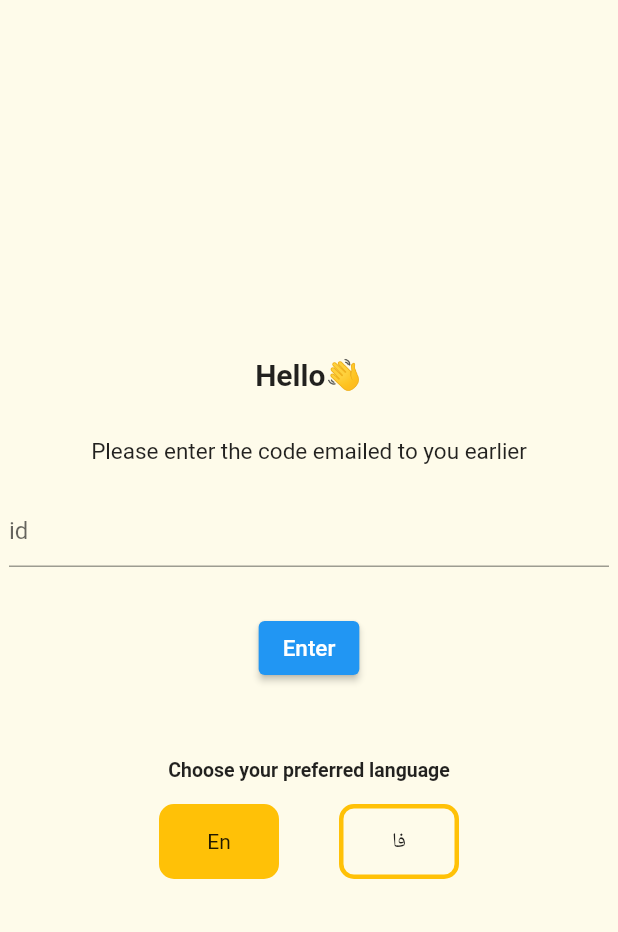
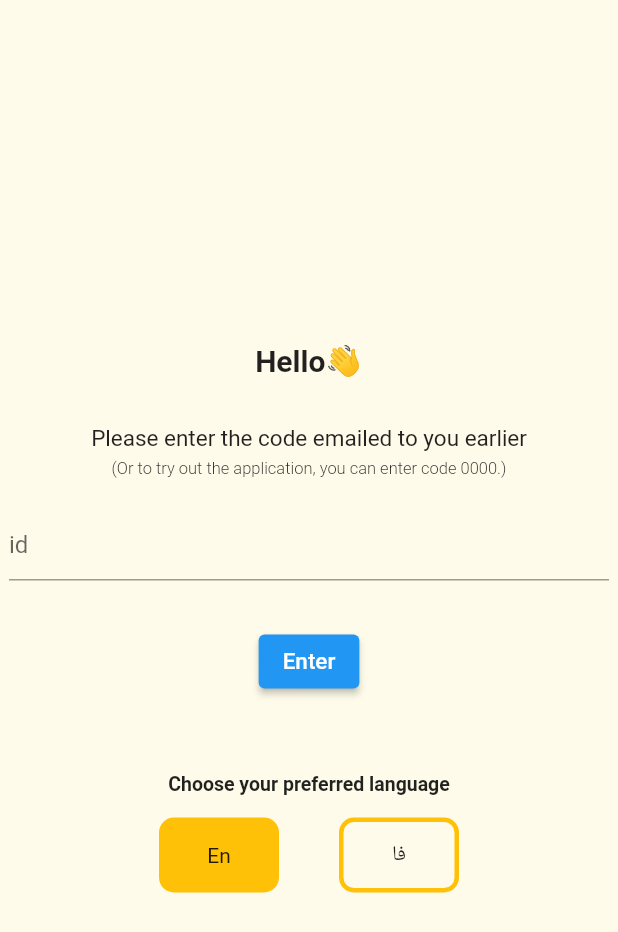
Before and after one commit to theablemo/learnprogrammingwithgpt-frontend, a Flutter app: the screen it shows after launch, on a phone screen of 412 x 824 dp. Shown: the top 932 px of the screen. Run offline on Flutter 3.47's test engine with Material 2 defaults, Android fonts, the phone set to English and light mode, and no system bars; our stand-ins replace flutter_form_builder, flutter_highlight, flutter_spinkit, get, page_transition; missing offline and left inert: clipboard.

```diff
--- a/lib/pages/homepage.dart
+++ b/lib/pages/homepage.dart
@@ -62,11 +62,21 @@ class _HomePageState extends State<HomePage> {
         ),
         Text(
           'enter_code'.tr,
-          style: TextStyle(
+          style: const TextStyle(
             fontSize: 15,
           ),
         ),
-        SizedBox(
+        const SizedBox(
+          height: 5,
+        ),
+        Text(
+          'example_id'.tr,
+          style: const TextStyle(
+            fontWeight: FontWeight.w300,
+            fontSize: 11,
+          ),
+        ),
+        const SizedBox(
           height: 20,
         ),
         Container(
@@ -126,7 +136,7 @@ class _HomePageState extends State<HomePage> {
         ),
         Text(
           "choose_language".tr,
-          style: TextStyle(
+          style: const TextStyle(
             fontSize: 13,
             fontWeight: FontWeight.bold,
           ),
@@ -137,10 +147,10 @@ class _HomePageState extends State<HomePage> {
         //     color: Colors.grey,
         //   ),
         // ),
-        SizedBox(
+        const SizedBox(
           height: 15,
         ),
-        Container(
+        SizedBox(
           width: 200,
           child: GetBuilder<MainController>(
             builder: (_) => Row(
@@ -158,7 +168,7 @@ class _HomePageState extends State<HomePage> {
                       borderRadius: BorderRadius.circular(10),
                       color: _.locale == LocaleEnum.EN
                           ? Colors.amber
-                          : Color.fromRGBO(0, 0, 0, 0),
+                          : const Color.fromRGBO(0, 0, 0, 0),
                       border: Border.all(
                         color: Colors.amber,
                         width: 3,
@@ -167,7 +177,7 @@ class _HomePageState extends State<HomePage> {
                     width: 80,
                     height: 50,
                     alignment: Alignment.center,
-                    child: Text(
+                    child: const Text(
                       "En",
                       textDirection: TextDirection.ltr,
                     ),
--- a/lib/pages/mainpage.dart
+++ b/lib/pages/mainpage.dart
@@ -73,7 +73,7 @@ class _MainPageState extends State<MainPage> {
                 child: IconButton(
                   splashRadius: 2,
                   onPressed: () {
-                    FlutterClipboard.copy(codeSegment!)
+                    FlutterClipboard.copy(codeSegment)
                         .then((value) => print('copied'));
                   },
                   icon: const Icon(
@@ -221,7 +221,6 @@ class _MainPageState extends State<MainPage> {
                   child: ElevatedButton(
                     child: Text('logout'.tr),
                     onPressed: () {
-                      // print(responseData);
                       Navigator.pop(context);
                     },
                   ),
--- a/lib/translations.dart
+++ b/lib/translations.dart
@@ -18,6 +18,8 @@ class Languages extends Translations {
           'exercise_solution_prompt': 'جواب این تمرین را به من بده',
           'choose_lesson': 'اولین درس خود را انتخاب کنید!',
           'logout': 'خروج',
+          'example_id':
+              '(یا می‌توانید برای امتحان کردن برنامه، کد 0000 را وارد کنید.)'
         },
         'en_US': {
           'greeting': 'Hello👋',
@@ -35,6 +37,8 @@ class Languages extends Translations {
               'Give me the solution to the last exercise',
           'choose_lesson': 'Choose your very first lesson!',
           'logout': 'logout',
+          'example_id':
+              '(Or to try out the application, you can enter code 0000.)'
         },
       };
 }
```
Also changed, not shown: 4 other files.
